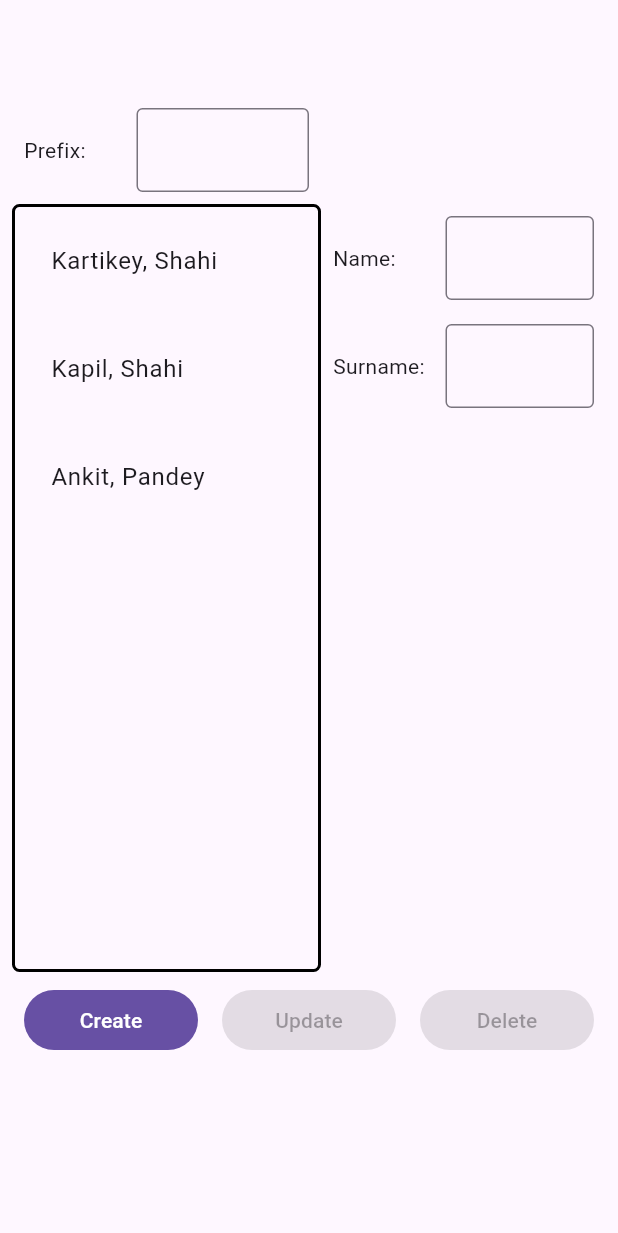
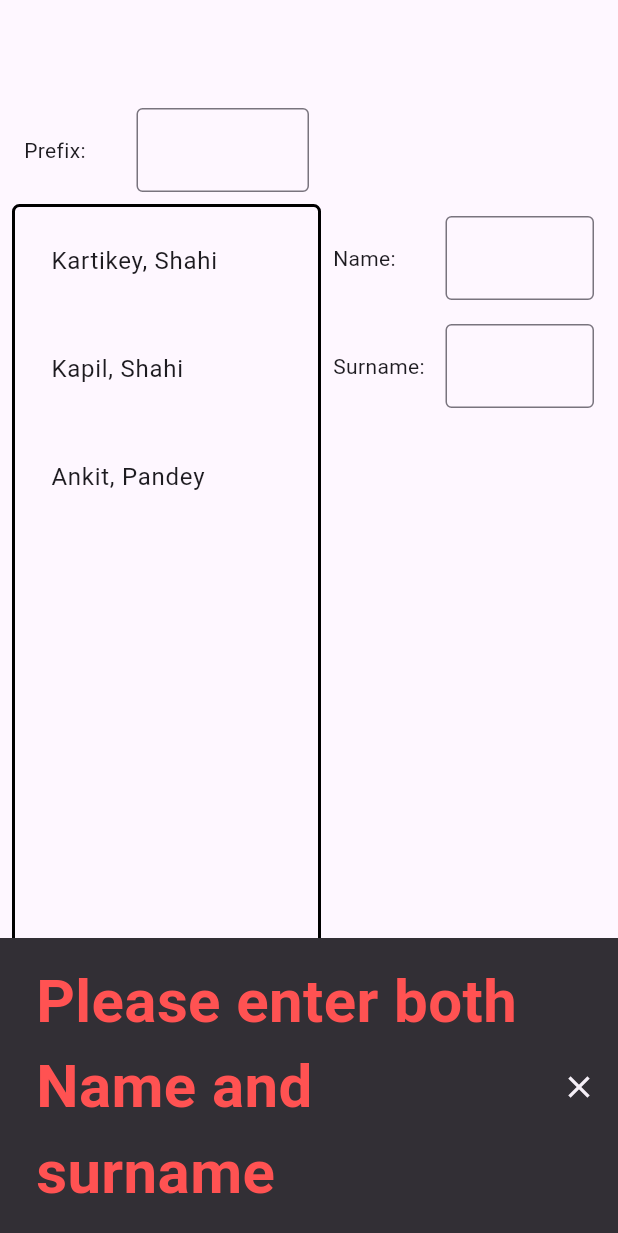
Before and after one commit to Kemphire/7guis, a Flutter app: the screen it shows after launch, after a tap on "Create", on a phone screen of 412 x 824 dp. Shown: the top 1233 px of the screen. Run offline on Flutter 3.47's test engine with Material 3 defaults, Android fonts, the phone set to English and light mode, and no system bars; our stand-ins replace syncfusion_flutter_sliders; missing offline and left inert: fuzzywuzzy.

Commit message:
a full working prototype needs some improvement

```diff
--- a/crud/lib/logic/prefix_search.dart
+++ b/crud/lib/logic/prefix_search.dart
@@ -1,12 +1,15 @@
 import 'package:fuzzywuzzy/fuzzywuzzy.dart';
 
-List<String> topFiveMatchingNames(List<List<String>> names, String query) {
+List<MapEntry<int, String>> topFiveMatchingNames(
+  List<List<String>> names,
+  String query,
+) {
   var top5 =
       extractTop(
         query: query,
         choices: [for (var i = 0; i < names.length; i++) names[i].join(", ")],
         limit: 5,
         cutoff: 60,
-      ).map((element) => element.choice).toList();
+      ).map((element) => MapEntry(element.index, element.choice)).toList();
   return top5;
 }
--- a/crud/lib/main.dart
+++ b/crud/lib/main.dart
@@ -35,9 +35,11 @@ class _CrudState extends State<Crud> {
 
   int? selectedIndex;
 
-  List<String> postToBeDisplayed() {
+  List<MapEntry<int, String>> postToBeDisplayed() {
     if (prefixController.text.isEmpty) {
-      return _posts.map((element) => element.join(", ")).toList();
+      return List.generate(_posts.length, (i) {
+        return MapEntry(i, _posts[i].join(", "));
+      });
     }
     return topFiveMatchingNames(_posts, prefixController.text);
   }
@@ -90,15 +92,28 @@ class _CrudState extends State<Crud> {
                                 shrinkWrap: true,
                                 itemBuilder: (context, index) {
                                   return Square(
-                                    child: postToBeDisplayedList[index],
+                                    child: postToBeDisplayedList[index].value,
                                     selected: selectedIndex == index,
                                     onTap: () {
                                       setState(() {
-                                        if (selectedIndex == index) {
+                                        if (selectedIndex ==
+                                            postToBeDisplayedList[index].key) {
                                           selectedIndex = null;
+                                          nameController.text = "";
+                                          surnameController.text = "";
                                           return;
                                         }
-                                        selectedIndex = index;
+                                        selectedIndex =
+                                            postToBeDisplayedList[index].key;
+                                        // var name = postToBeDisplayedList[index]
+                                        //     .value
+                                        //     .split(", ");
+                                        // nameController.text = name[0];
+                                        // surnameController.text = name[1];
+                                        nameController.text =
+                                            _posts[selectedIndex!][0];
+                                        surnameController.text =
+                                            _posts[selectedIndex!][1];
                                       });
                                     },
                                   );
@@ -133,12 +148,66 @@ class _CrudState extends State<Crud> {
                         mainAxisSize: MainAxisSize.min,
                         children: [
                           Expanded(
-                            child: getMyButton("Create", onPressed: () {}),
+                            child: getMyButton(
+                              "Create",
+                              onPressed: () {
+                                if (nameController.text.isEmpty ||
+                                    surnameController.text.isEmpty) {
+                                  ScaffoldMessenger.of(context).showSnackBar(
+                                    SnackBar(
+                                      content: Text(
+                                        "Please enter both Name and surname",
+                                        style: TextStyle(
+                                          color: Colors.redAccent,
+                                          fontWeight: FontWeight.bold,
+                                          fontSize: 40,
+                                        ),
+                                      ),
+                                      duration: Duration(seconds: 3),
+                                      showCloseIcon: true,
+                                    ),
+                                  );
+                                } else {
+                                  setState(() {
+                                    _posts.add([
+                                      nameController.text,
+                                      surnameController.text,
+                                    ]);
+                                    nameController.text = "";
+                                    surnameController.text = "";
+                                  });
+                                  ScaffoldMessenger.of(context).showSnackBar(
+                                    SnackBar(
+                                      content: Text(
+                                        "A entry appended succesfully",
+                                        style: TextStyle(
+                                          color: Colors.greenAccent,
+                                          fontWeight: FontWeight.bold,
+                                          fontSize: 40,
+                                        ),
+                                      ),
+                                      duration: Duration(seconds: 2),
+                                      showCloseIcon: true,
+                                    ),
+                                  );
+                                }
+                              },
+                            ),
                           ),
                           Expanded(
                             child: getMyButton(
                               "Update",
-                              onPressed: selectedIndex == null ? null : () {},
+                              onPressed:
+                                  selectedIndex == null
+                                      ? null
+                                      : () {
+                                        setState(() {
+                                          _posts[selectedIndex!][0] =
+                                              nameController.text;
+                                          _posts[selectedIndex!][1] =
+                                              surnameController.text;
+                                        });
+                                      },
                             ),
                           ),
                           Expanded(
```
